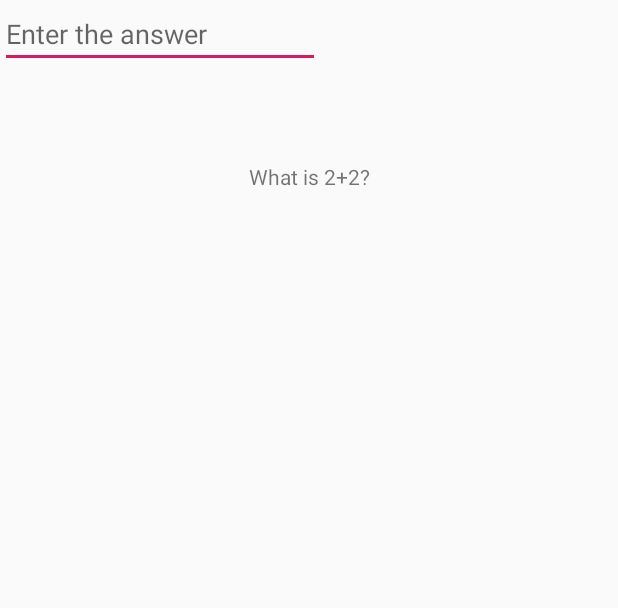
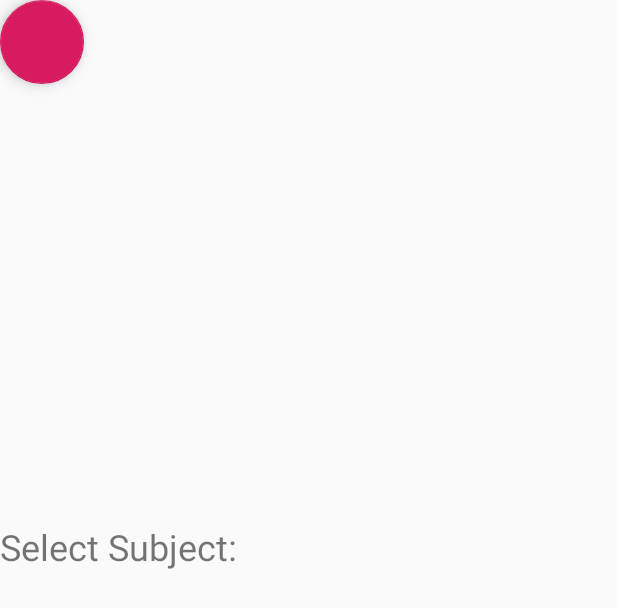
Before and after one commit to kat-avila/WomxnHacks2020, an Android app: the layout content_main.xml on its own in the app's theme, with its tools: preview values and no code run, on a phone screen of 412 x 824 dp. Shown: the top 608 px of the screen. Run offline under Robolectric (Android 15) with nearby library versions, the light colour scheme and no system bars.

Commit message:
Drop down subject list

```diff
--- a/app/src/main/res/layout/content_main.xml
+++ b/app/src/main/res/layout/content_main.xml
@@ -2,31 +2,30 @@
 <androidx.constraintlayout.widget.ConstraintLayout xmlns:android="http://schemas.android.com/apk/res/android"
     xmlns:app="http://schemas.android.com/apk/res-auto"
     xmlns:tools="http://schemas.android.com/tools"
-    android:layout_width="match_parent"
-    android:layout_height="match_parent"
+    android:layout_width="wrap_content"
+    android:layout_height="wrap_content"
     app:layout_behavior="@string/appbar_scrolling_view_behavior"
     tools:context=".MainActivity"
     tools:showIn="@layout/activity_main">
 
     <TextView
-        android:id="@+id/question"
+        android:id="@+id/subject"
         android:layout_width="wrap_content"
         android:layout_height="wrap_content"
-        android:text="What is 2+2?"
-        app:layout_constraintBottom_toBottomOf="parent"
+        android:layout_marginTop="348dp"
+        android:text="Select Subject:"
+        android:textSize="24sp"
         app:layout_constraintLeft_toLeftOf="parent"
         app:layout_constraintRight_toRightOf="parent"
-        app:layout_constraintTop_toTopOf="parent"
-        app:layout_constraintVertical_bias="0.134" />
+        app:layout_constraintTop_toTopOf="parent" />
 
-    <EditText
-        android:id="@+id/answer"
+    <com.google.android.material.floatingactionbutton.FloatingActionButton
+        android:id="@+id/fab"
         android:layout_width="wrap_content"
         android:layout_height="wrap_content"
-        android:ems="10"
-        android:hint="Enter the answer"
-        android:inputType="number"
-        tools:layout_editor_absoluteX="96dp"
-        tools:layout_editor_absoluteY="151dp" />
+        android:clickable="true"
+        app:srcCompat="@color/colorAccent"
+        tools:layout_editor_absoluteX="70dp"
+        tools:layout_editor_absoluteY="466dp" />
 
 </androidx.constraintlayout.widget.ConstraintLayout>
--- a/app/src/main/res/values/strings.xml
+++ b/app/src/main/res/values/strings.xml
@@ -1,4 +1,10 @@
 <resources>
     <string name="app_name">My Application Test 1</string>
     <string name="action_settings">Settings</string>
+
+    <string-array name="subjects" >
+        <item>Math</item>
+        <item>Physics</item>
+        <item>CS</item>
+    </string-array>
 </resources>
```
Also changed, not shown: app/src/main/java/com/example/myapplicationtest1/MainActivity.java (+23 -1 lines), app/src/main/res/layout/activity_main.xml (+24 -4 lines).
